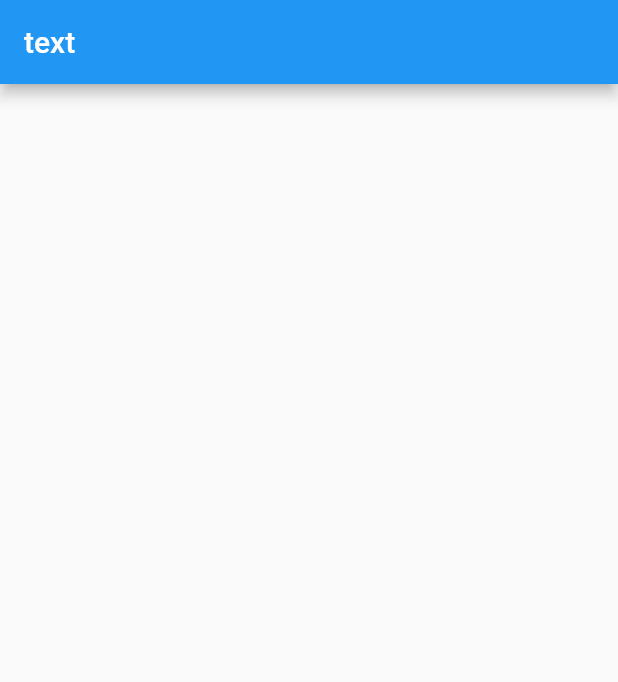
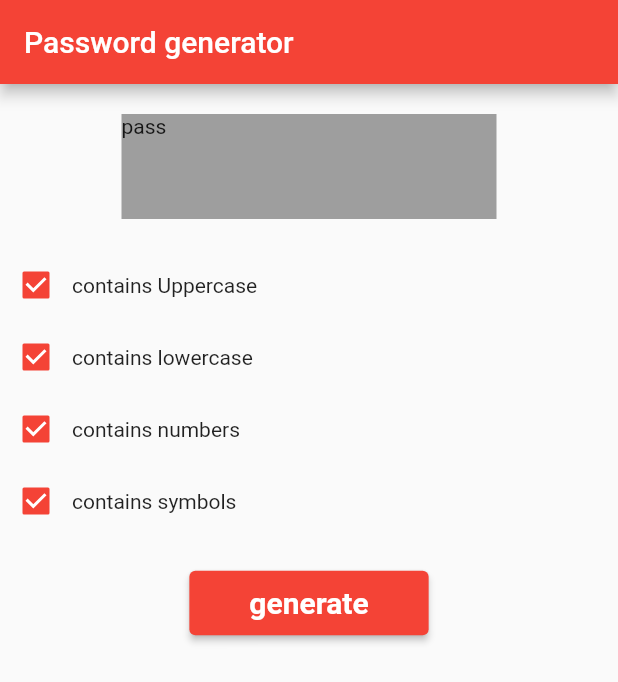
Before and after one commit to Merculiar/password_generator, a Flutter app: the screen it shows after launch, on a phone screen of 412 x 824 dp. Shown: the top 682 px of the screen. Run offline on Flutter 3.47's test engine with Material 2 defaults, Android fonts, the phone set to English and light mode, and no system bars.

Commit message:
Basic UI commit.

```diff
--- a/lib/src/app.dart
+++ b/lib/src/app.dart
@@ -9,7 +9,14 @@ class MyApp extends StatelessWidget {
     return MaterialApp(
       title: 'Password Generatorr',
       theme: ThemeData(
-        primarySwatch: Colors.blue,
+        primarySwatch: Colors.red,
+        backgroundColor: Colors.grey,
+        elevatedButtonTheme: ElevatedButtonThemeData(
+          style: ElevatedButton.styleFrom(
+            primary: Colors.red, // background (button) color
+            onPrimary: Colors.white, // foreground (text) color
+          ),
+        ),
       ),
       home: MyHomePage(),
     );
--- a/lib/src/screens/password_screen.dart
+++ b/lib/src/screens/password_screen.dart
@@ -1,4 +1,6 @@
 import 'package:flutter/material.dart';
+
+import '../widgets/option_widget.dart';
 
 class MyHomePage extends StatefulWidget {
   @override
@@ -10,9 +12,43 @@ class _MyHomePageState extends State<MyHomePage> {
   Widget build(BuildContext context) {
     return Scaffold(
       appBar: AppBar(
-        title: Text('text'),
+        title: const Text('Password generator'),
       ),
-      body: null,
+      body: Column(
+        crossAxisAlignment: CrossAxisAlignment.center,
+        mainAxisAlignment: MainAxisAlignment.start,
+        children: [
+          Padding(
+            padding: EdgeInsets.all(20),
+            child: Container(
+              height: 70,
+              width: 250,
+              color: Theme.of(context).backgroundColor,
+              child: Text('pass'),
+            ),
+          ),
+          Column(
+            children: [
+              OptionWidget('contains Uppercase'),
+              OptionWidget('contains lowercase'),
+              OptionWidget('contains numbers'),
+              OptionWidget('contains symbols'),
+            ],
+          ),
+          Padding(
+            padding: EdgeInsets.all(20),
+            child: ElevatedButton(
+              child: Text('generate'),
+              onPressed: () {},
+              style: ElevatedButton.styleFrom(
+                  primary: Colors.red,
+                  padding: EdgeInsets.symmetric(horizontal: 40, vertical: 10),
+                  textStyle:
+                      TextStyle(fontSize: 20, fontWeight: FontWeight.bold)),
+            ),
+          ),
+        ],
+      ),
     );
   }
 }
--- /dev/null
+++ b/lib/src/widgets/option_widget.dart
@@ -0,0 +1,31 @@
+import 'package:flutter/material.dart';
+
+class OptionWidget extends StatefulWidget {
+  OptionWidget(this.optionText);
+
+  final optionText;
+
+  @override
+  State<OptionWidget> createState() => _OptionWidgetState();
+}
+
+class _OptionWidgetState extends State<OptionWidget> {
+  @override
+  Widget build(BuildContext context) {
+    bool _isChecked = true;
+
+    return Row(
+      children: [
+        Checkbox(
+          value: _isChecked,
+          onChanged: (bool? value) {
+            setState(() {
+              _isChecked = value!;
+            });
+          },
+        ),
+        Text(widget.optionText),
+      ],
+    );
+  }
+}
```
